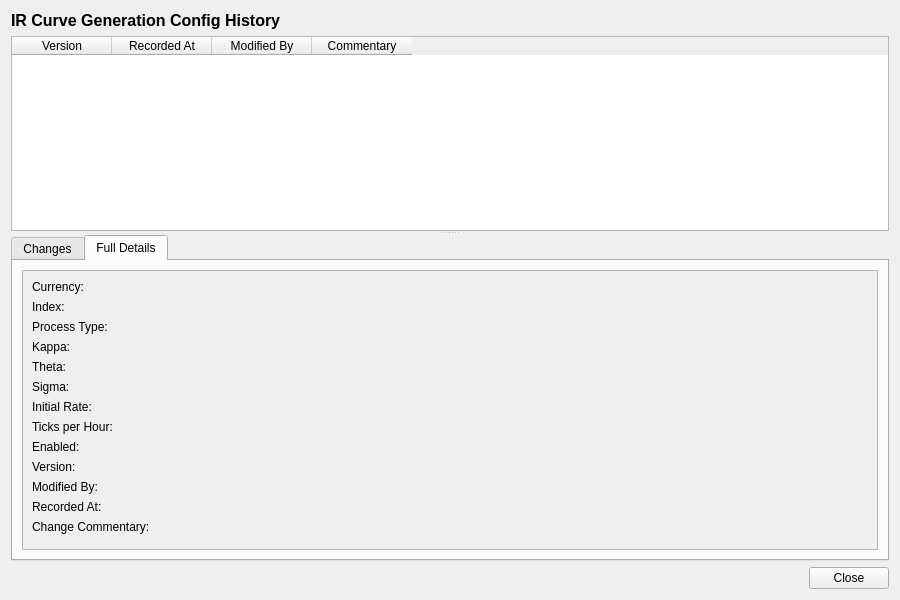
OreStudio/OreStudio, file projects/ores.qt/synthetic/ui/IrCurveGenerationConfigHistoryDialog.ui: the form before one commit.
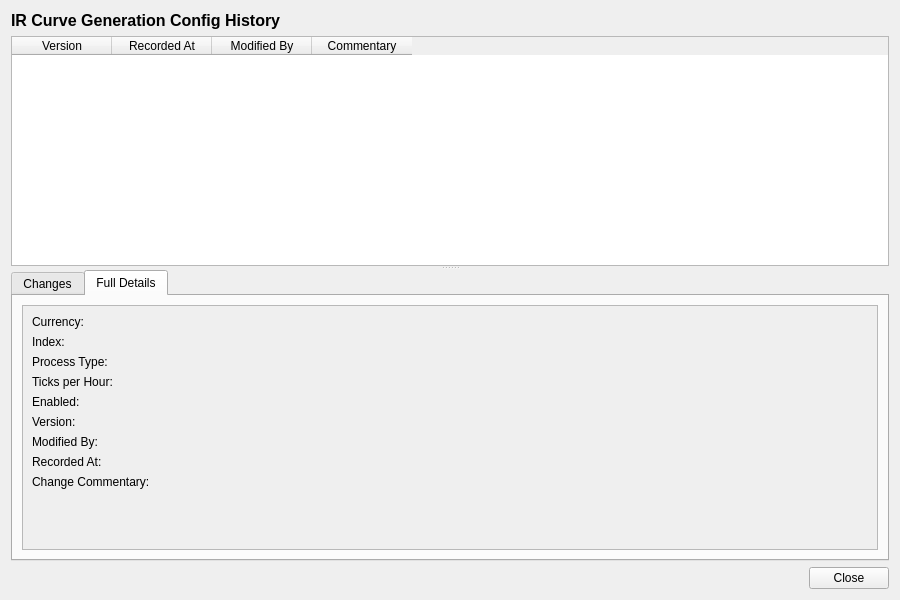
The form after the commit. The open tabs and pages were chosen to show the change.

Commit message: [ores.qt] Rewrite IrCurveEditor around the parameter-definitions table

Diff of the .ui file:
```diff
--- a/projects/ores.qt/synthetic/ui/IrCurveGenerationConfigHistoryDialog.ui
+++ b/projects/ores.qt/synthetic/ui/IrCurveGenerationConfigHistoryDialog.ui
@@ -192,139 +192,83 @@
                 </widget>
                </item>
                <item row="3" column="0">
-                <widget class="QLabel" name="kappaLabel">
-                 <property name="text">
-                  <string>Kappa:</string>
-                 </property>
-                </widget>
-               </item>
-               <item row="3" column="1">
-                <widget class="QLabel" name="kappaValue">
-                 <property name="text">
-                  <string/>
-                 </property>
-                </widget>
-               </item>
-               <item row="4" column="0">
-                <widget class="QLabel" name="thetaLabel">
-                 <property name="text">
-                  <string>Theta:</string>
-                 </property>
-                </widget>
-               </item>
-               <item row="4" column="1">
-                <widget class="QLabel" name="thetaValue">
-                 <property name="text">
-                  <string/>
-                 </property>
-                </widget>
-               </item>
-               <item row="5" column="0">
-                <widget class="QLabel" name="sigmaLabel">
-                 <property name="text">
-                  <string>Sigma:</string>
-                 </property>
-                </widget>
-               </item>
-               <item row="5" column="1">
-                <widget class="QLabel" name="sigmaValue">
-                 <property name="text">
-                  <string/>
-                 </property>
-                </widget>
-               </item>
-               <item row="6" column="0">
-                <widget class="QLabel" name="initial_rateLabel">
-                 <property name="text">
-                  <string>Initial Rate:</string>
-                 </property>
-                </widget>
-               </item>
-               <item row="6" column="1">
-                <widget class="QLabel" name="initialRateValue">
-                 <property name="text">
-                  <string/>
-                 </property>
-                </widget>
-               </item>
-               <item row="7" column="0">
                 <widget class="QLabel" name="ticks_per_hourLabel">
                  <property name="text">
                   <string>Ticks per Hour:</string>
                  </property>
                 </widget>
                </item>
-               <item row="7" column="1">
+               <item row="3" column="1">
                 <widget class="QLabel" name="ticksPerHourValue">
                  <property name="text">
                   <string/>
                  </property>
                 </widget>
                </item>
-               <item row="8" column="0">
+               <item row="4" column="0">
                 <widget class="QLabel" name="enabledLabel">
                  <property name="text">
                   <string>Enabled:</string>
                  </property>
                 </widget>
                </item>
-               <item row="8" column="1">
+               <item row="4" column="1">
                 <widget class="QLabel" name="enabledCheck">
                  <property name="text">
                   <string/>
                  </property>
                 </widget>
                </item>
-               <item row="9" column="0">
+               <item row="5" column="0">
                 <widget class="QLabel" name="versionNumberLabel">
                  <property name="text">
                   <string>Version:</string>
                  </property>
                 </widget>
                </item>
-               <item row="9" column="1">
+               <item row="5" column="1">
                 <widget class="QLabel" name="versionNumberValue">
                  <property name="text">
                   <string/>
                  </property>
                 </widget>
                </item>
-               <item row="10" column="0">
+               <item row="6" column="0">
                 <widget class="QLabel" name="modifiedByLabel">
                  <property name="text">
                   <string>Modified By:</string>
                  </property>
                 </widget>
                </item>
-               <item row="10" column="1">
+               <item row="6" column="1">
                 <widget class="QLabel" name="modifiedByValue">
                  <property name="text">
                   <string/>
                  </property>
                 </widget>
                </item>
-               <item row="11" column="0">
+               <item row="7" column="0">
                 <widget class="QLabel" name="recordedAtLabel">
                  <property name="text">
                   <string>Recorded At:</string>
                  </property>
                 </widget>
                </item>
-               <item row="11" column="1">
+               <item row="7" column="1">
                 <widget class="QLabel" name="recordedAtValue">
                  <property name="text">
                   <string/>
                  </property>
                 </widget>
                </item>
-               <item row="12" column="0">
+               <item row="8" column="0">
                 <widget class="QLabel" name="changeCommentaryLabel">
                  <property name="text">
                   <string>Change Commentary:</string>
                  </property>
                 </widget>
                </item>
-               <item row="12" column="1">
+               <item row="8" column="1">
                 <widget class="QLabel" name="changeCommentaryValue">
                  <property name="text">
                   <string/>
```
The commit also changes 5 other files.
